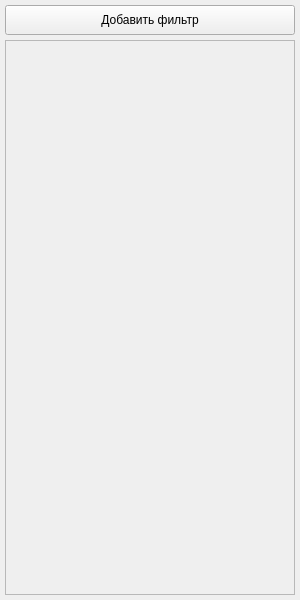
Above: ImageFilter-GUI/gui/FilterChainPanel.ui from MisterixTeamAsmodeus/ImageFilter before the change. Below: the same form after it.
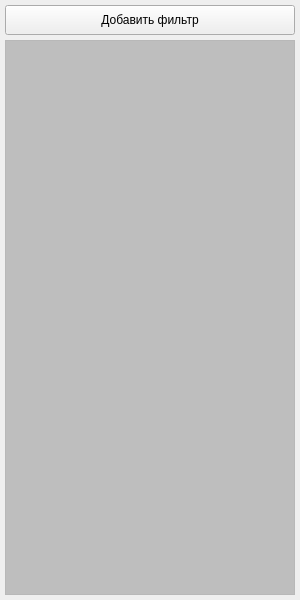
That is the form after the change.

```diff
--- a/ImageFilter-GUI/gui/FilterChainPanel.ui
+++ b/ImageFilter-GUI/gui/FilterChainPanel.ui
@@ -55,22 +55,25 @@
        <rect>
         <x>0</x>
         <y>0</y>
-        <width>282</width>
-        <height>561</height>
+        <width>288</width>
+        <height>553</height>
        </rect>
       </property>
+      <property name="styleSheet">
+       <string notr="true">#filterListWidget {background-color: rgb(190, 190, 190)}</string>
+      </property>
       <layout class="QVBoxLayout" name="filterListLayout">
        <property name="spacing">
         <number>5</number>
        </property>
        <property name="leftMargin">
-        <number>0</number>
+        <number>8</number>
        </property>
        <property name="topMargin">
-        <number>0</number>
+        <number>8</number>
        </property>
        <property name="rightMargin">
-        <number>0</number>
+        <number>8</number>
        </property>
        <property name="bottomMargin">
         <number>0</number>
```
Left out of the diff: 13 changed lines with no effect on the pictures.
